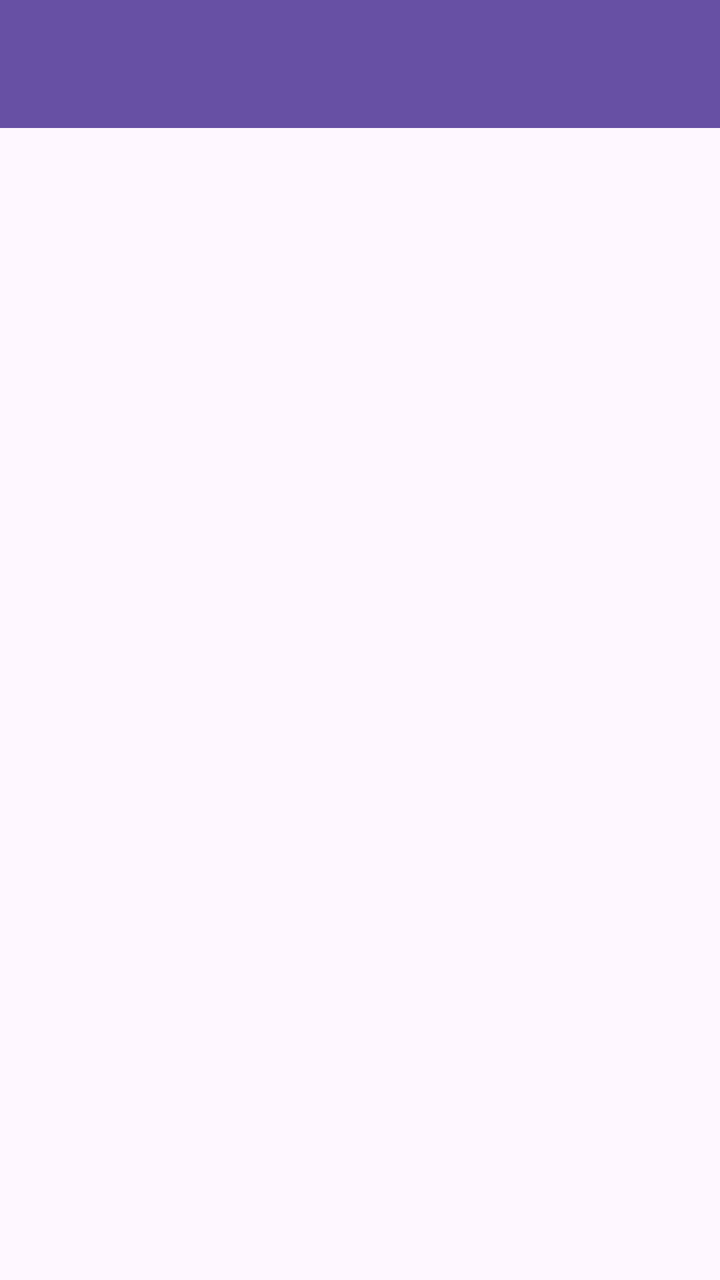
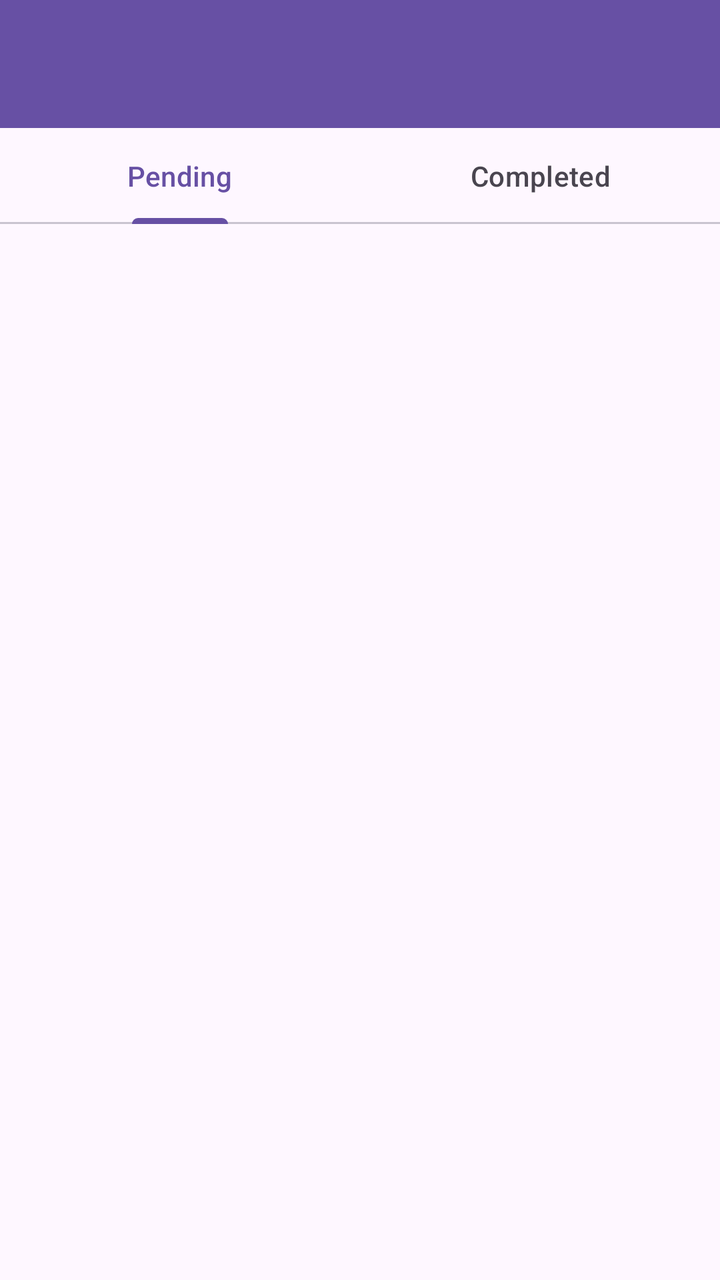

An Android layout rendered at two revisions. The XML below is the earlier revision; the diff shows what the commit changed to produce the second picture.
<!-- AndroidManifest.xml: application theme Theme.TradeIt -->
<!-- res/layout/activity_transactions.xml -->
<?xml version="1.0" encoding="utf-8"?>
<androidx.constraintlayout.widget.ConstraintLayout xmlns:android="http://schemas.android.com/apk/res/android"
    xmlns:app="http://schemas.android.com/apk/res-auto"
    xmlns:tools="http://schemas.android.com/tools"
    android:id="@+id/main"
    android:layout_width="match_parent"
    android:layout_height="match_parent"
    tools:context=".TransactionsActivity">

    <androidx.appcompat.widget.Toolbar
        android:id="@+id/toolbar3"
        android:layout_width="match_parent"
        android:layout_height="wrap_content"
        android:background="?attr/colorPrimary"
        android:minHeight="?attr/actionBarSize"
        android:theme="?attr/actionBarTheme" />
</androidx.constraintlayout.widget.ConstraintLayout>
<!-- resources referenced by this layout -->
<resources>
  <style name="Theme.TradeIt" parent="Base.Theme.TradeIt" />
  <style name="Base.Theme.TradeIt" parent="Theme.Material3.DayNight.NoActionBar">
          
          
      </style>
</resources>

<!-- the commit's change to res/layout/activity_transactions.xml (unified diff, before → after) -->
@@ -9,9 +9,49 @@
 
     <androidx.appcompat.widget.Toolbar
         android:id="@+id/toolbar3"
-        android:layout_width="match_parent"
+        android:layout_width="0dp"
         android:layout_height="wrap_content"
         android:background="?attr/colorPrimary"
         android:minHeight="?attr/actionBarSize"
-        android:theme="?attr/actionBarTheme" />
+        app:layout_constraintEnd_toEndOf="parent"
+        app:layout_constraintStart_toStartOf="parent"
+        app:layout_constraintVertical_chainStyle="packed"
+        android:theme="@style/ThemeOverlay.AppCompat.Dark.ActionBar"
+        app:popupTheme="@style/ThemeOverlay.AppCompat.Light"
+        tools:layout_editor_absoluteY="-2dp" />
+
+    <com.google.android.material.tabs.TabLayout
+        android:id="@+id/tabLayout"
+        android:layout_width="match_parent"
+        android:layout_height="wrap_content"
+        app:layout_constraintBottom_toTopOf="@+id/recyclerView"
+        app:layout_constraintEnd_toEndOf="parent"
+        app:layout_constraintStart_toStartOf="parent"
+        app:layout_constraintTop_toBottomOf="@+id/toolbar3">
+
+        <com.google.android.material.tabs.TabItem
+            android:id="@+id/pending"
+            android:layout_width="wrap_content"
+            android:layout_height="wrap_content"
+            android:text="Pending" />
+
+        <com.google.android.material.tabs.TabItem
+            android:id="@+id/completed"
+            android:layout_width="wrap_content"
+            android:layout_height="wrap_content"
+            android:text="Completed" />
+
+    </com.google.android.material.tabs.TabLayout>
+
+    <androidx.recyclerview.widget.RecyclerView
+        android:id="@+id/recyclerView"
+        android:layout_width="0dp"
+        android:layout_height="0dp"
+        android:visibility="visible"
+        app:layout_constraintBottom_toBottomOf="parent"
+        app:layout_constraintEnd_toEndOf="parent"
+        app:layout_constraintStart_toStartOf="parent"
+        app:layout_constraintTop_toBottomOf="@+id/tabLayout"
+        tools:visibility="visible" />
+
 </androidx.constraintlayout.widget.ConstraintLayout>
